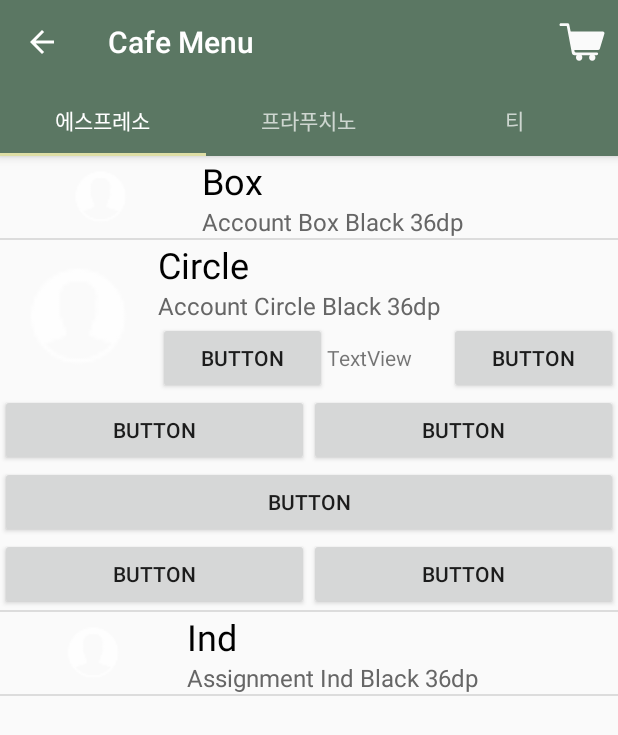
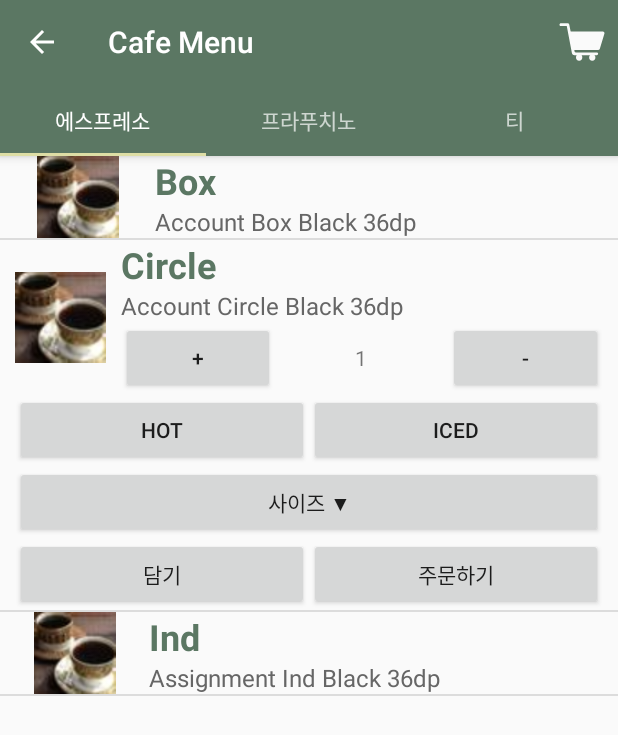
Before and after one commit to jo-narae/CafeOrder, an Android app: the OrderActivity screen opened directly, with no data from a screen before it, after a tap on "Circle", on a phone screen of 412 x 824 dp. Shown: the top 735 px of the screen. Run offline under Robolectric (Android 15) with nearby library versions, the phone set to English and light mode, and no system bars; 1 other tap on this screen came first.

Commit message:
레이아웃 1차 수정

```diff
--- a/app/src/main/java/com/narae/cafeorder/activity/BestActivity.java
+++ b/app/src/main/java/com/narae/cafeorder/activity/BestActivity.java
@@ -48,13 +48,13 @@ public class BestActivity extends AppCompatActivity {
         listview.setAdapter(adapter);
 
         // 첫 번째 아이템 추가.
-        adapter.addItem(1, ContextCompat.getDrawable(this, R.drawable.ic_tab_contacts),
+        adapter.addItem(1, ContextCompat.getDrawable(this, R.drawable.americano),
                 "Box", "30") ;
         // 두 번째 아이템 추가.
-        adapter.addItem(2, ContextCompat.getDrawable(this, R.drawable.ic_tab_contacts),
+        adapter.addItem(2, ContextCompat.getDrawable(this, R.drawable.americano),
                 "Circle", "15") ;
         // 세 번째 아이템 추가.
-        adapter.addItem(3, ContextCompat.getDrawable(this, R.drawable.ic_tab_contacts),
+        adapter.addItem(3, ContextCompat.getDrawable(this, R.drawable.americano),
                 "Ind", "20") ;
 
         listview.setOnItemClickListener(new AdapterView.OnItemClickListener() {
--- a/app/src/main/java/com/narae/cafeorder/activity/OrderActivity.java
+++ b/app/src/main/java/com/narae/cafeorder/activity/OrderActivity.java
@@ -18,9 +18,9 @@ import java.util.ArrayList;
 import java.util.List;
 
 import com.narae.cafeorder.R;
-import com.narae.cafeorder.fragments.OneFragment;
-import com.narae.cafeorder.fragments.ThreeFragment;
-import com.narae.cafeorder.fragments.TwoFragment;
+import com.narae.cafeorder.fragments.EspressoFragment;
+import com.narae.cafeorder.fragments.TeaFragment;
+import com.narae.cafeorder.fragments.FrappuccinoFragment;
 
 public class OrderActivity extends AppCompatActivity {
 
@@ -50,9 +50,9 @@ public class OrderActivity extends AppCompatActivity {
 
     private void setupViewPager(ViewPager viewPager) {
         ViewPagerAdapter adapter = new ViewPagerAdapter(getSupportFragmentManager());
-        adapter.addFragment(new OneFragment(), "에스프레소");
-        adapter.addFragment(new TwoFragment(), "프라푸치노");
-        adapter.addFragment(new ThreeFragment(), "티");
+        adapter.addFragment(new EspressoFragment(), "에스프레소");
+        adapter.addFragment(new FrappuccinoFragment(), "프라푸치노");
+        adapter.addFragment(new TeaFragment(), "티");
         viewPager.setAdapter(adapter);
     }
 
--- a/app/src/main/java/com/narae/cafeorder/best/BestMenuListViewAdapter.java
+++ b/app/src/main/java/com/narae/cafeorder/best/BestMenuListViewAdapter.java
@@ -55,7 +55,7 @@ public class BestMenuListViewAdapter extends BaseAdapter {
         BestMenuListViewItem bestMenuListViewItem = MenuListViewItemList.get(position);
 
         // 아이템 내 각 위젯에 데이터 반영
-        rankTextView.setText(String.valueOf(bestMenuListViewItem.getRank())+"등");
+        rankTextView.setText("No."+String.valueOf(bestMenuListViewItem.getRank()));
         iconImageView.setImageDrawable(bestMenuListViewItem.getIcon());
         titleTextView.setText(bestMenuListViewItem.getTitle());
         descTextView.setText(bestMenuListViewItem.getSellCount());
--- /dev/null
+++ b/app/src/main/java/com/narae/cafeorder/fragments/EspressoFragment.java
@@ -0,0 +1,86 @@
+package com.narae.cafeorder.fragments;
+
+import android.graphics.drawable.Drawable;
+import android.os.Bundle;
+import android.support.v4.app.Fragment;
+import android.support.v4.content.ContextCompat;
+import android.view.LayoutInflater;
+import android.view.View;
+import android.view.ViewGroup;
+import android.widget.AdapterView;
+import android.widget.ListView;
+
+import com.narae.cafeorder.R;
+import com.narae.cafeorder.menu.MenuListViewAdapter;
+import com.narae.cafeorder.menu.MenuListViewItem;
+
+
+public class EspressoFragment extends Fragment{
+
+    private View seletedItem;
+
+    public EspressoFragment() {
+        // Required empty public constructor
+    }
+
+    @Override
+    public void onCreate(Bundle savedInstanceState) {
+        super.onCreate(savedInstanceState);
+    }
+
+    @Override
+    public View onCreateView(LayoutInflater inflater, ViewGroup container,
+                             Bundle savedInstanceState) {
+        // Inflate the layout for this fragment
+
+        View view = inflater.inflate(R.layout.fragment_menu, container, false);
+
+        final ListView listview ;
+        MenuListViewAdapter adapter;
+
+        // Adapter 생성
+        adapter = new MenuListViewAdapter() ;
+
+        // 리스트뷰 참조 및 Adapter달기
+        listview = (ListView) view.findViewById(R.id.menulistview);
+        listview.setAdapter(adapter);
+
+        // 첫 번째 아이템 추가.
+        adapter.addItem(ContextCompat.getDrawable(getContext(), R.drawable.americano),
+                "Box", "Account Box Black 36dp") ;
+        // 두 번째 아이템 추가.
+        adapter.addItem(ContextCompat.getDrawable(getContext(), R.drawable.americano),
+                "Circle", "Account Circle Black 36dp") ;
+        // 세 번째 아이템 추가.
+        adapter.addItem(ContextCompat.getDrawable(getContext(), R.drawable.americano),
+                "Ind", "Assignment Ind Black 36dp") ;
+
+        listview.setOnItemClickListener(new AdapterView.OnItemClickListener() {
+            @Override
+            public void onItemClick(AdapterView parent, View v, int position, long id) {
+                // get item
+                MenuListViewItem item = (MenuListViewItem) parent.getItemAtPosition(position) ;
+                String titleStr = item.getTitle() ;
+                String descStr = item.getDesc() ;
+                Drawable iconDrawable = item.getIcon();
+
+                if(seletedItem!=null) {
+                    seletedItem.findViewById(R.id.hiddenCount).setVisibility(View.GONE);
+                    seletedItem.findViewById(R.id.hiddenMenuLayout).setVisibility(View.GONE);
+                }
+
+                if(seletedItem!=v) {
+                    seletedItem = v;
+                    v.findViewById(R.id.hiddenCount).setVisibility(View.VISIBLE);
+                    v.findViewById(R.id.hiddenMenuLayout).setVisibility(View.VISIBLE);
+                } else {
+                    seletedItem = null;
+                }
+                // TODO : use item data.
+            }
+        }) ;
+
+        return view;
+    }
+
+}
--- /dev/null
+++ b/app/src/main/java/com/narae/cafeorder/fragments/FrappuccinoFragment.java
@@ -0,0 +1,86 @@
+package com.narae.cafeorder.fragments;
+
+import android.graphics.drawable.Drawable;
+import android.os.Bundle;
+import android.support.v4.app.Fragment;
+import android.support.v4.content.ContextCompat;
+import android.view.LayoutInflater;
+import android.view.View;
+import android.view.ViewGroup;
+import android.widget.AdapterView;
+import android.widget.ListView;
+
+import com.narae.cafeorder.R;
+import com.narae.cafeorder.menu.MenuListViewAdapter;
+import com.narae.cafeorder.menu.MenuListViewItem;
+
+
+public class FrappuccinoFragment extends Fragment{
+
+    private View seletedItem;
+
+    public FrappuccinoFragment() {
+        // Required empty public constructor
+    }
+
+    @Override
+    public void onCreate(Bundle savedInstanceState) {
+        super.onCreate(savedInstanceState);
+    }
+
+    @Override
+    public View onCreateView(LayoutInflater inflater, ViewGroup container,
+                             Bundle savedInstanceState) {
+        // Inflate the layout for this fragment
+
+        View view = inflater.inflate(R.layout.fragment_menu, container, false);
+
+        final ListView listview ;
+        MenuListViewAdapter adapter;
+
+        // Adapter 생성
+        adapter = new MenuListViewAdapter() ;
+
+        // 리스트뷰 참조 및 Adapter달기
+        listview = (ListView) view.findViewById(R.id.menulistview);
+        listview.setAdapter(adapter);
+
+        // 첫 번째 아이템 추가.
+        adapter.addItem(ContextCompat.getDrawable(getContext(), R.drawable.americano),
+                "Box", "Account Box Black 36dp") ;
+        // 두 번째 아이템 추가.
+        adapter.addItem(ContextCompat.getDrawable(getContext(), R.drawable.americano),
+                "Circle", "Account Circle Black 36dp") ;
+        // 세 번째 아이템 추가.
+        adapter.addItem(ContextCompat.getDrawable(getContext(), R.drawable.americano),
+                "Ind", "Assignment Ind Black 36dp") ;
+
+        listview.setOnItemClickListener(new AdapterView.OnItemClickListener() {
+            @Override
+            public void onItemClick(AdapterView parent, View v, int position, long id) {
+                // get item
+                MenuListViewItem item = (MenuListViewItem) parent.getItemAtPosition(position) ;
+                String titleStr = item.getTitle() ;
+                String descStr = item.getDesc() ;
+                Drawable iconDrawable = item.getIcon();
+
+                if(seletedItem!=null) {
+                    seletedItem.findViewById(R.id.hiddenCount).setVisibility(View.GONE);
+                    seletedItem.findViewById(R.id.hiddenMenuLayout).setVisibility(View.GONE);
+                }
+
+                if(seletedItem!=v) {
+                    seletedItem = v;
+                    v.findViewById(R.id.hiddenCount).setVisibility(View.VISIBLE);
+                    v.findViewById(R.id.hiddenMenuLayout).setVisibility(View.VISIBLE);
+                } else {
+                    seletedItem = null;
+                }
+                // TODO : use item data.
+            }
+        }) ;
+
+        return view;
+    }
+
+}
--- a/app/src/main/res/layout/fragment_best.xml
+++ b/app/src/main/res/layout/fragment_best.xml
@@ -2,6 +2,7 @@
     xmlns:tools="http://schemas.android.com/tools"
     android:layout_width="match_parent"
     android:layout_height="match_parent"
+    android:paddingTop="60dp"
     tools:context="com.narae.cafeorder.fragments.SevenFragment">
 
     <ListView
--- a/app/src/main/res/layout/menu_listview_item.xml
+++ b/app/src/main/res/layout/menu_listview_item.xml
@@ -3,7 +3,7 @@
     android:layout_width="match_parent"
     android:layout_height="match_parent"
     android:orientation="vertical"
-    android:baselineAligned="false">
+    android:baselineAligned="false" >
 
     <LinearLayout
         android:layout_width="match_parent"
@@ -15,7 +15,9 @@
             android:id="@+id/imageView1"
             android:layout_width="wrap_content"
             android:layout_height="match_parent"
-            android:layout_weight="4" />
+            android:layout_weight="1"
+            android:layout_marginLeft="10dp"
+            android:layout_marginRight="10dp"/>
 
         <LinearLayout
             android:layout_width="wrap_content"
@@ -29,8 +31,9 @@
                 android:layout_height="wrap_content"
                 android:layout_weight="2"
                 android:gravity="center_vertical"
+                android:textStyle="bold"
                 android:text="New Text"
-                android:textColor="#000000"
+                android:textColor="@color/colorPrimary"
                 android:textSize="24dp" />
 
             <TextView
@@ -51,24 +54,26 @@
                 android:visibility="gone">
 
                 <Button
-                    android:text="Button"
+                    android:text="+"
                     android:layout_width="wrap_content"
                     android:layout_height="wrap_content"
                     android:id="@+id/button7"
                     android:layout_weight="1" />
 
                 <TextView
-                    android:text="TextView"
-                    android:layout_width="wrap_content"
+                    android:text="1"
+                    android:layout_width="100dp"
                     android:layout_height="wrap_content"
+                    android:gravity="center"
                     android:id="@+id/textView"
                     android:layout_weight="1" />
 
                 <Button
-                    android:text="Button"
+                    android:text="-"
                     android:layout_width="wrap_content"
                     android:layout_height="wrap_content"
                     android:id="@+id/button6"
+                    android:layout_marginRight="10dp"
                     android:layout_weight="1" />
             </LinearLayout>
         </LinearLayout>
@@ -81,6 +86,8 @@
         android:layout_width="match_parent"
         android:layout_height="match_parent"
         android:layout_weight="4"
+        android:layout_marginLeft="10dp"
+        android:layout_marginRight="10dp"
         android:visibility="gone">
 
 
@@ -90,14 +97,14 @@
             android:layout_height="wrap_content">
 
             <Button
-                android:text="Button"
+                android:text="HOT"
                 android:layout_width="wrap_content"
                 android:layout_height="wrap_content"
                 android:id="@+id/button2"
                 android:layout_weight="1" />
 
             <Button
-                android:text="Button"
+                android:text="ICED"
                 android:layout_width="wrap_content"
                 android:layout_height="wrap_content"
                 android:id="@+id/button"
@@ -105,10 +112,11 @@
         </LinearLayout>
 
         <Button
-            android:text="Button"
+            android:text="사이즈 ▼"
             android:layout_width="match_parent"
             android:layout_height="wrap_content"
             android:id="@+id/button3" />
+
 
         <LinearLayout
             android:orientation="horizontal"
@@ -116,14 +124,14 @@
             android:layout_height="wrap_content">
 
             <Button
-                android:text="Button"
+                android:text="담기"
                 android:layout_width="wrap_content"
                 android:layout_height="wrap_content"
                 android:id="@+id/button5"
                 android:layout_weight="1" />
 
             <Button
-                android:text="Button"
+                android:text="주문하기"
                 android:layout_width="wrap_content"
                 android:layout_height="wrap_content"
                 android:id="@+id/button4"
```
Also changed, not shown: app/src/main/java/com/narae/cafeorder/fragments/TeaFragment.java (added, +86 -0 lines), app/src/main/res/layout/best_menu_listview_item.xml (+27 -13 lines).
